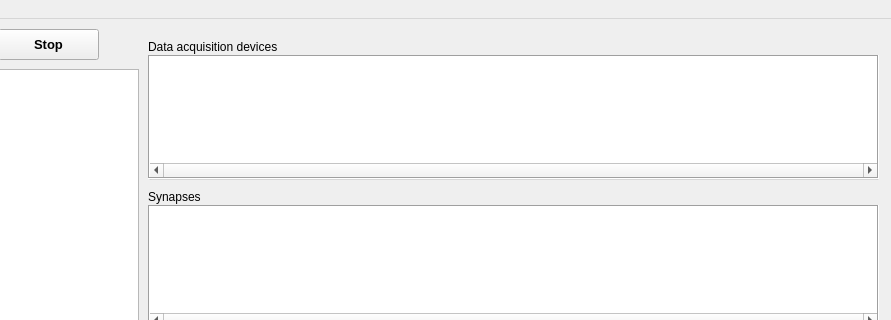
First picture: the form in src/gui/MainWin.ui, repository CompEphys-team/stdpc, before the edit; both pictures show x 122 to 1013 and y 0 to 320 of the 1013 by 912 pixel window.
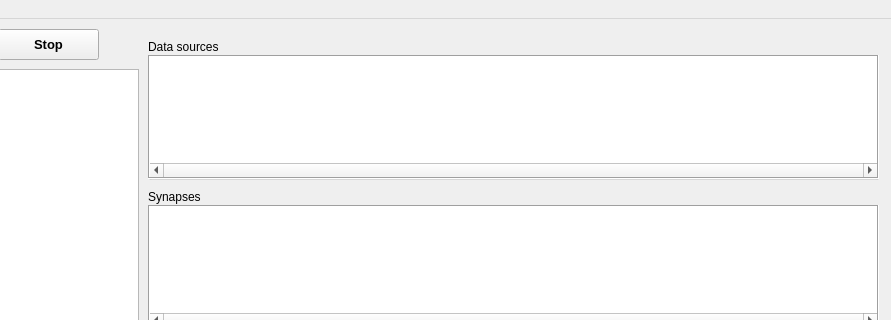
Second picture: the form after the edit. Custom widgets are drawn as their Qt base class.

```diff
--- a/src/gui/MainWin.ui
+++ b/src/gui/MainWin.ui
@@ -1011,7 +1011,7 @@
      </rect>
     </property>
     <property name="title">
-     <string>Data acquisition devices</string>
+     <string>Data sources</string>
     </property>
     <widget class="DaqTable" name="DAQTable">
      <property name="geometry">
```
Left out of the diff: 7 changed lines with no effect on the pictures.
